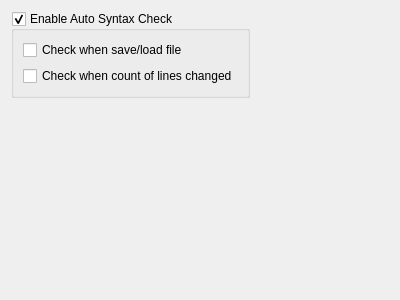
royqh1979/RedPanda-CPP, file RedPandaIDE/settingsdialog/editorsyntaxcheckwidget.ui: the form before one commit.
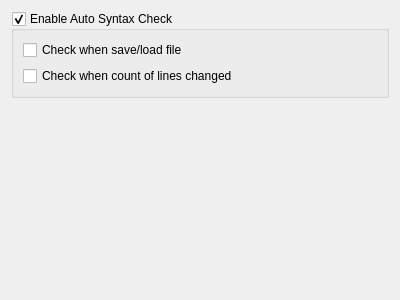
The form after the commit.

Diff of the .ui file:
```diff
--- a/RedPandaIDE/settingsdialog/editorsyntaxcheckwidget.ui
+++ b/RedPandaIDE/settingsdialog/editorsyntaxcheckwidget.ui
@@ -14,15 +14,15 @@
    <string>Form</string>
   </property>
   <layout class="QGridLayout" name="gridLayout">
-   <item row="0" column="1">
-    <spacer name="horizontalSpacer">
+   <item row="1" column="0">
+    <spacer name="verticalSpacer">
      <property name="orientation">
-      <enum>Qt::Horizontal</enum>
+      <enum>Qt::Vertical</enum>
      </property>
      <property name="sizeHint" stdset="0">
       <size>
-       <width>40</width>
-       <height>20</height>
+       <width>20</width>
+       <height>40</height>
       </size>
      </property>
     </spacer>
```
Left out of the diff: 13 changed lines with no effect on the pictures.
